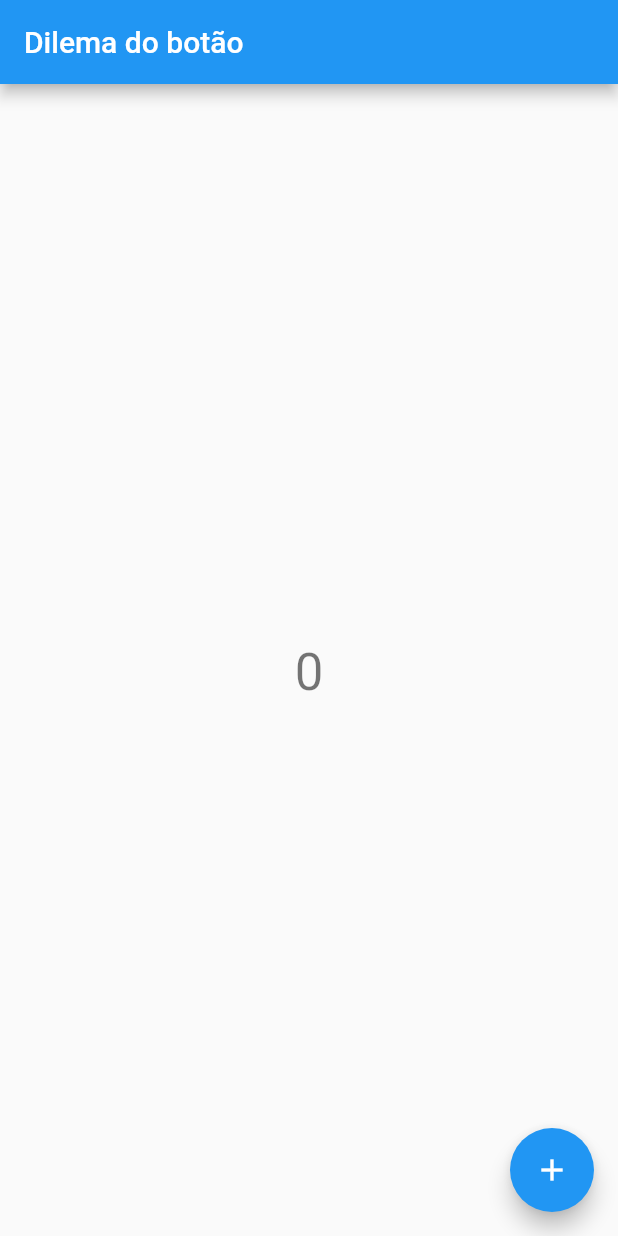
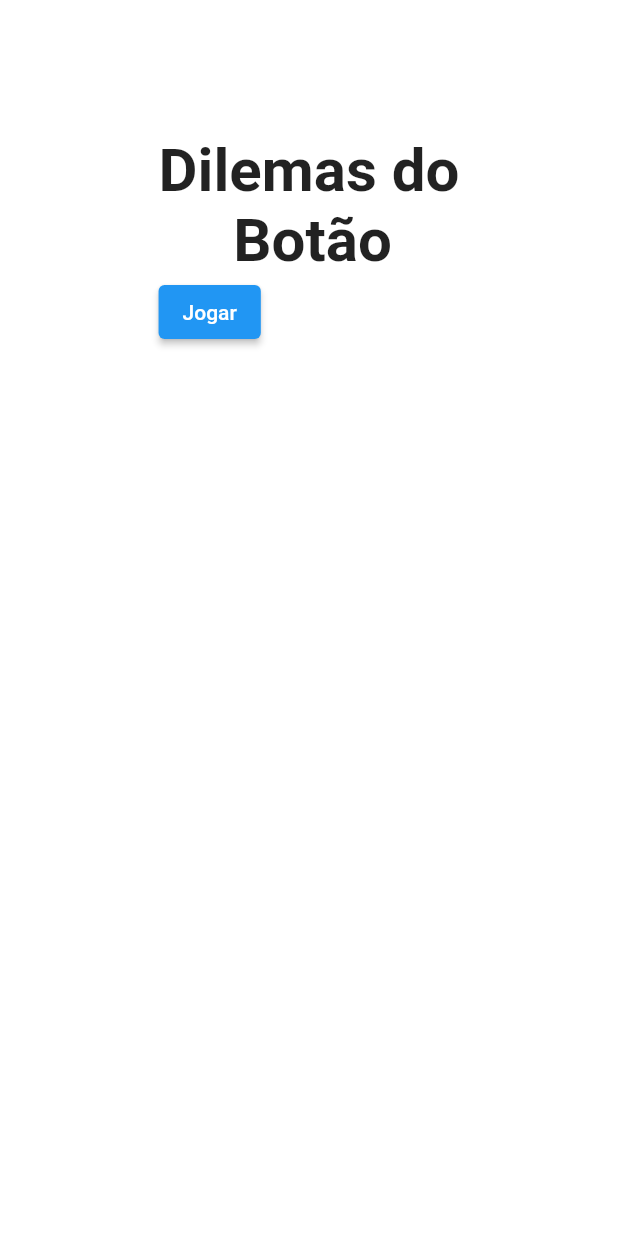
Before and after one commit to RamonFrias/dilema-do-botao, a Flutter app: the screen it shows after launch, on a phone screen of 412 x 824 dp. Run offline on Flutter 3.47's test engine with Material 2 defaults, Android fonts, the phone set to English and light mode, and no system bars.

Commit message:
Criando a tela inicial

```diff
--- a/lib/main.dart
+++ b/lib/main.dart
@@ -1,3 +1,4 @@
+import 'package:dilemadobotao/pages/inicial.page.dart';
 import 'package:flutter/material.dart';
 
 void main() {
@@ -14,54 +15,54 @@ class MyApp extends StatelessWidget {
       theme: ThemeData(
         primarySwatch: Colors.blue,
       ),
-      home: const MyHomePage(title: 'Dilema do botão'),
+      home: const PaginaInicial(),
     );
   }
 }
 
-class MyHomePage extends StatefulWidget {
-  const MyHomePage({Key? key, required this.title}) : super(key: key);
+// class MyHomePage extends StatefulWidget {
+//   const MyHomePage({Key? key, required this.title}) : super(key: key);
 
-  final String title;
+//   final String title;
 
-  @override
-  State<MyHomePage> createState() => _MyHomePageState();
-}
+//   @override
+//   State<MyHomePage> createState() => _MyHomePageState();
+// }
 
-class _MyHomePageState extends State<MyHomePage> {
-  int _counter = 0;
+// class _MyHomePageState extends State<MyHomePage> {
+//   int _counter = 0;
 
-  void _incrementCounter() {
-    setState(() {
-      _counter++;
-    });
-  }
+//   void _incrementCounter() {
+//     setState(() {
+//       _counter++;
+//     });
+//   }
 
-  @override
-  Widget build(BuildContext context) {
-    return Scaffold(
-      appBar: AppBar(
-        title: Text(widget.title),
-      ),
-      body: Center(
-        child: Column(
-          mainAxisAlignment: MainAxisAlignment.center,
-          children: <Widget>[
-            const Text(
-              '',
-            ),
-            Text(
-              '$_counter',
-              style: Theme.of(context).textTheme.headline4,
-            ),
-          ],
-        ),
-      ),
-      floatingActionButton: FloatingActionButton(
-        onPressed: _incrementCounter,
-        tooltip: 'Increment',
-        child: const Icon(Icons.add),
-      ),
-    );
-  }
-}
+//   @override
+//   Widget build(BuildContext context) {
+//     return Scaffold(
+//       appBar: AppBar(
+//         title: Text(widget.title),
+//       ),
+//       body: Center(
+//         child: Column(
+//           mainAxisAlignment: MainAxisAlignment.center,
+//           children: <Widget>[
+//             const Text(
+//               '',
+//             ),
+//             Text(
+//               '$_counter',
+//               style: Theme.of(context).textTheme.headline4,
+//             ),
+//           ],
+//         ),
+//       ),
+//       floatingActionButton: FloatingActionButton(
+//         onPressed: _incrementCounter,
+//         tooltip: 'Increment',
+//         child: const Icon(Icons.add),
+//       ),
+//     );
+//   }
+// }
--- /dev/null
+++ b/lib/pages/inicial.page.dart
@@ -0,0 +1,43 @@
+import 'package:flutter/material.dart';
+import 'package:dilemadobotao/pages/jogar.page.dart';
+
+class PaginaInicial extends StatefulWidget {
+  const PaginaInicial({Key? key}) : super(key: key);
+
+  @override
+  State<PaginaInicial> createState() => _PaginaInicialState();
+}
+
+class _PaginaInicialState extends State<PaginaInicial> {
+  @override
+  Widget build(BuildContext context) {
+    return Scaffold(
+      backgroundColor: Colors.white,
+      body: Padding(
+        padding: const EdgeInsets.all(90),
+        child: Center(
+          child: Column(
+            crossAxisAlignment: CrossAxisAlignment.start,
+            mainAxisAlignment: MainAxisAlignment.start,
+            children: <Widget>[
+              // ignore: prefer_const_constructors
+              Text(
+                'Dilemas do\n\t\t\t\t Botão',
+                style:
+                    const TextStyle(fontSize: 40, fontWeight: FontWeight.bold),
+              ),
+              ElevatedButton(
+                  onPressed: () {
+                    Navigator.push(
+                        context,
+                        MaterialPageRoute(
+                            builder: (context) => const JogarPage()));
+                  },
+                  child: const Text('Jogar'))
+            ],
+          ),
+        ),
+      ),
+    );
+  }
+}
```
Also changed, not shown: lib/pages/jogar.page.dart (added, +15 -0 lines).
